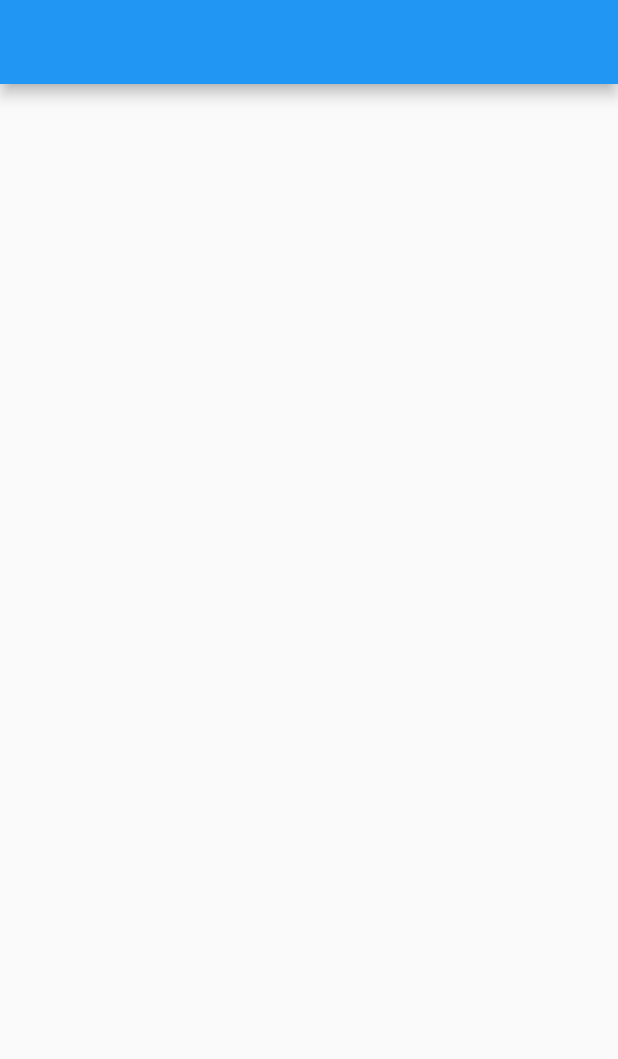
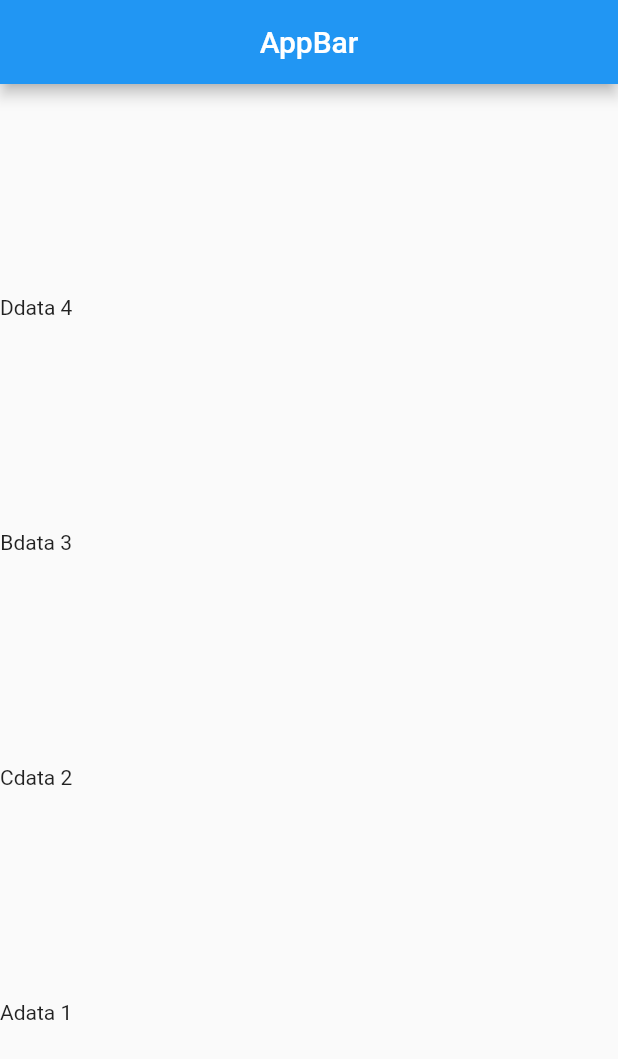
Before and after one commit to aditya995/flutterPractice, a Flutter app: the screen it shows after launch, on a phone screen of 412 x 824 dp. Shown: the top 1059 px of the screen. Run offline on Flutter 3.47's test engine with Material 2 defaults, Android fonts, the phone set to English and light mode, and no system bars.

```diff
--- a/cloumn_row/lib/main.dart
+++ b/cloumn_row/lib/main.dart
@@ -17,8 +17,24 @@ class MyApp extends StatelessWidget {
       ),
       home: SafeArea(
         child: Scaffold(
-          appBar: AppBar(),
-          body: Container(),
+          appBar: AppBar(
+            title: Text('AppBar'),
+            centerTitle: true,
+          ),
+          body: Container(
+            child: Column(
+              mainAxisAlignment: MainAxisAlignment.spaceEvenly,
+              // mainAxisSize: MainAxisSize.min,
+              verticalDirection: VerticalDirection.up,
+              textBaseline: TextBaseline.ideographic,
+              children: [
+                Text('Adata 1'),
+                Text('Cdata 2'),
+                Text('Bdata 3'),
+                Text('Ddata 4'),
+              ],
+            ),
+          ),
         ),
       ),
     );
--- a/cloumn_row/pubspec.yaml
+++ b/cloumn_row/pubspec.yaml
@@ -3,7 +3,7 @@ description: A new Flutter project.
 
 # The following line prevents the package from being accidentally published to
 # pub.dev using `flutter pub publish`. This is preferred for private packages.
-publish_to: 'none' # Remove this line if you wish to publish to pub.dev
+publish_to: "none" # Remove this line if you wish to publish to pub.dev
 
 # The following defines the version and build number for your application.
 # A version number is three numbers separated by dots, like 1.2.43
@@ -30,7 +30,6 @@ dependencies:
   flutter:
     sdk: flutter
 
-
   # The following adds the Cupertino Icons font to your application.
   # Use with the CupertinoIcons class for iOS style icons.
   cupertino_icons: ^1.0.2
@@ -51,7 +50,6 @@ dev_dependencies:
 
 # The following section is specific to Flutter.
 flutter:
-
   # The following line ensures that the Material Icons font is
   # included with your application, so that you can use the icons in
   # the material Icons class.
```
Also changed, not shown: cloumn_row/files/images/first.gif (added), 1 other file.
